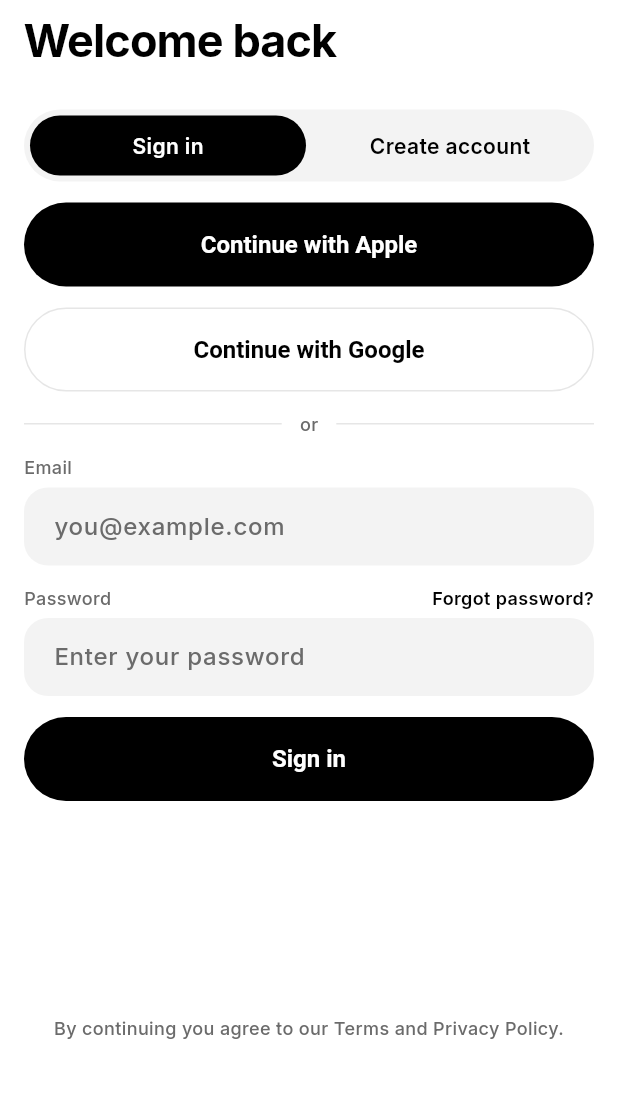
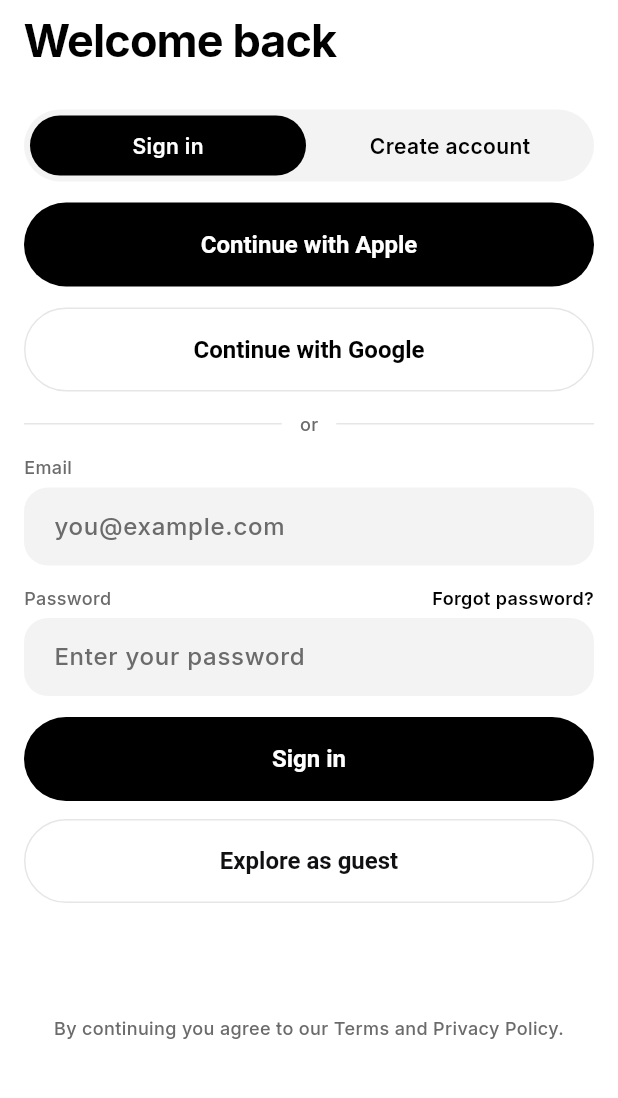
Before and after one commit to deburgermaster-afk/grocerra-a3b6b642, a Flutter app: the SignInScreen screen opened by its route, on a phone screen of 412 x 824 dp, the part 117-1215 px from its top. Run offline on Flutter 3.47's test engine with Material 3 defaults, Android fonts, the phone set to English and light mode, and no system bars; our stand-ins replace flutter_svg, geolocator, shared_preferences, supabase_flutter; accounts and stored records are empty; project files that could hold a hidden picture were left out.

Commit message:
Add Explore as guest button to Sign In screen (demo bypass only)
Reevake-Task: f68d7a8e

```diff
--- a/apps/mobile/lib/features/auth/presentation/sign_in_screen.dart
+++ b/apps/mobile/lib/features/auth/presentation/sign_in_screen.dart
@@ -375,6 +375,30 @@ class _SignInScreenState extends State<SignInScreen> {
                               : Text(signingUp ? 'Create account' : 'Sign in'),
                         ),
 
+                        // Dev/demo escape hatch (not in Figma): lets a reviewer
+                        // reach the app shell without credentials. Only wired
+                        // when the demo bypass flag is on.
+                        if (AppConfig.bypassAuthentication) ...<Widget>[
+                          const SizedBox(height: 12),
+                          OutlinedButton(
+                            onPressed: () => Navigator.of(context)
+                                .pushNamedAndRemoveUntil(HomeShell.routeName, (_) => false),
+                            style: OutlinedButton.styleFrom(
+                              minimumSize: const Size.fromHeight(56),
+                              foregroundColor: const Color(0xFF111114),
+                              side: const BorderSide(color: Color(0xFFE6E6E6)),
+                              shape: RoundedRectangleBorder(
+                                borderRadius: BorderRadius.circular(28),
+                              ),
+                              textStyle: const TextStyle(
+                                fontSize: 16,
+                                fontWeight: FontWeight.w600,
+                              ),
+                            ),
+                            child: const Text('Explore as guest'),
+                          ),
+                        ],
+
                         // Push the legal line to the Figma y=776 baseline.
                         // Centred across the full 358px column: at 326.1px the
                         // string is a fraction too wide for a 326px box and
```
